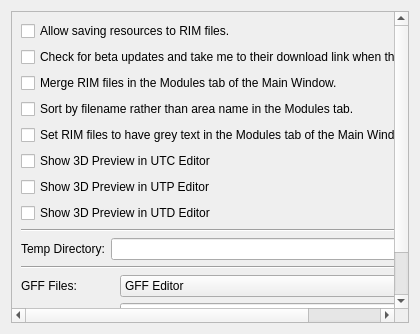
Before: the Qt Designer form Tools/HolocronToolset/src/ui/widgets/settings/misc.ui in NickHugi/PyKotor, drawn with Qt 5.
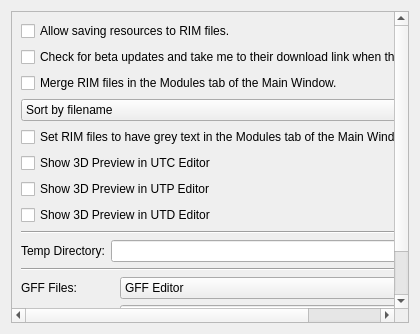
After: the same form once the commit is applied.

Commit message: add more module sort options

Diff of the .ui file:
```diff
--- a/Tools/HolocronToolset/src/ui/widgets/settings/misc.ui
+++ b/Tools/HolocronToolset/src/ui/widgets/settings/misc.ui
@@ -51,10 +51,25 @@
         </widget>
        </item>
        <item>
-        <widget class="QCheckBox" name="useModuleFilenamesCheck">
-         <property name="text">
-          <string>Sort by filename rather than area name in the Modules tab.</string>
-         </property>
+        <widget class="QComboBox" name="moduleSortOptionComboBox">
+            <property name="editable">
+                <bool>false</bool>
+            </property>
+            <item>
+                <property name="text">
+                    <string>Sort by filename</string>
+                </property>
+            </item>
+            <item>
+                <property name="text">
+                    <string>Sort by humanized area name</string>
+                </property>
+            </item>
+            <item>
+                <property name="text">
+                    <string>Sort by area name</string>
+                </property>
+            </item>
         </widget>
        </item>
        <item>
```
The commit also changes 6 other files.
